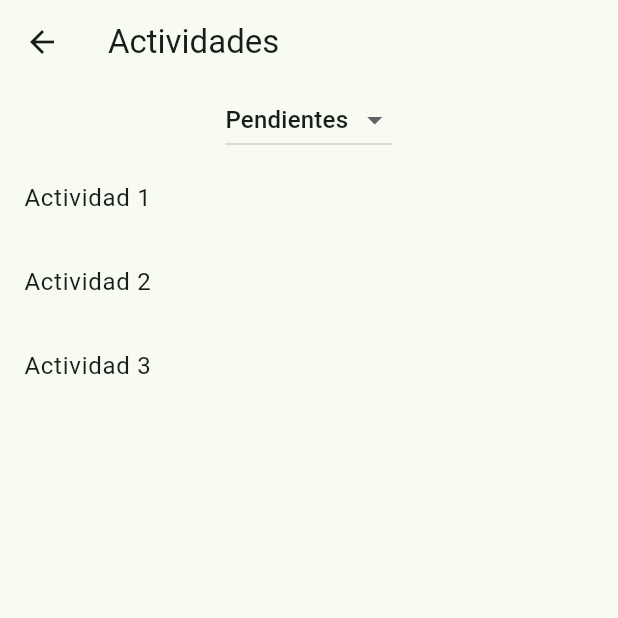
After one commit to ElisaImura/SCDAA, a Flutter app: the ActivitiesView screen opened directly, on a phone screen of 412 x 824 dp, the top half of it. The commit adds this screen. Run offline on Flutter 3.47's test engine with Material 3 defaults, Android fonts, the light colour scheme and no system bars; our stand-ins replace fl_chart, flutter_typeahead, go_router, shared_preferences, table_calendar, weather_icons; accounts and stored records are empty; network calls fail.

```diff
--- /dev/null
+++ b/lib/screens/views/activities_view.dart
@@ -0,0 +1,72 @@
+import 'package:flutter/material.dart';
+
+class ActivitiesView extends StatefulWidget {
+  @override
+  _ActivitiesViewState createState() => _ActivitiesViewState();
+}
+
+class _ActivitiesViewState extends State<ActivitiesView> {
+  String statusFilter = 'Pendientes';
+  String userFilter = 'Todos';
+  String activityTypeFilter = 'Todos';
+  String cycleFilter = 'Todos';
+  String lotFilter = 'Todos';
+  String cropTypeFilter = 'Todos';
+  String varietyTypeFilter = 'Todos';
+  DateTimeRange dateRangeFilter = DateTimeRange(start: DateTime.now(), end: DateTime.now());
+
+  @override
+  Widget build(BuildContext context) {
+    return Scaffold(
+      appBar: AppBar(
+        title: Text('Actividades'),
+      ),
+      body: Column(
+        children: [
+          _buildFilters(),
+          Expanded(
+            child: _buildActivitiesList(),
+          ),
+        ],
+      ),
+    );
+  }
+
+  Widget _buildFilters() {
+    return Column(
+      children: [
+        DropdownButton<String>(
+          value: statusFilter,
+          onChanged: (String? newValue) {
+            setState(() {
+              statusFilter = newValue!;
+            });
+          },
+          items: <String>['Pendientes', 'En progreso', 'Terminados']
+              .map<DropdownMenuItem<String>>((String value) {
+            return DropdownMenuItem<String>(
+              value: value,
+              child: Text(value),
+            );
+          }).toList(),
+        ),
+        // Add more DropdownButton widgets for other filters (userFilter, activityTypeFilter, etc.)
+        // ...existing code...
+      ],
+    );
+  }
+
+  Widget _buildActivitiesList() {
+    // Replace with actual data fetching and filtering logic
+    List<String> activities = ['Actividad 1', 'Actividad 2', 'Actividad 3'];
+
+    return ListView.builder(
+      itemCount: activities.length,
+      itemBuilder: (context, index) {
+        return ListTile(
+          title: Text(activities[index]),
+        );
+      },
+    );
+  }
+}
--- a/lib/screens/views/users_view.dart
+++ b/lib/screens/views/users_view.dart
@@ -6,7 +6,7 @@ import 'package:provider/provider.dart';
 import 'package:mspaa/providers/users_provider.dart';
 import 'package:mspaa/widgets/header.dart';
 import 'package:mspaa/widgets/footer.dart';
-import 'package:mspaa/screens/forms/add_user_view.dart';  // Asegúrate de importar la pantalla para agregar un nuevo usuario
+import 'package:mspaa/screens/forms/add_user_screen.dart';  // Asegúrate de importar la pantalla para agregar un nuevo usuario
 
 class UsersView extends StatefulWidget {
   const UsersView({super.key});
```
Also changed, not shown: lib/screens/forms/edit_activity_screen.dart (+30 -25 lines), lib/screens/views/act_detail_screen.dart (+42 -33 lines), lib/screens/forms/add_user_screen.dart (renamed from lib/screens/forms/add_user_view.dart).
